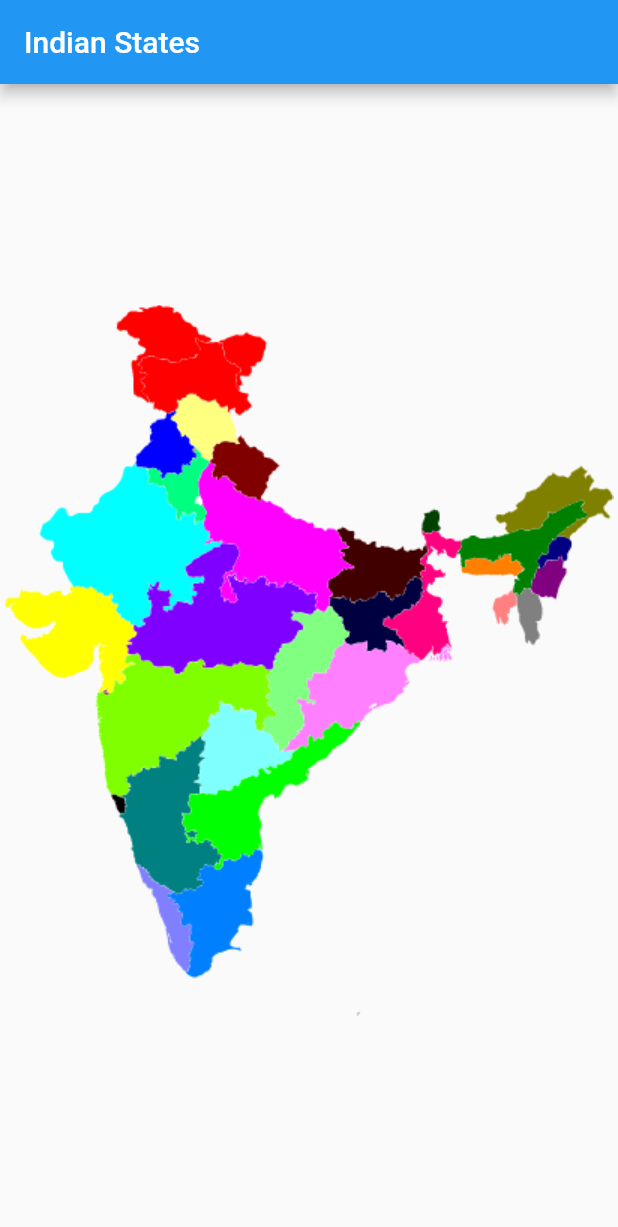
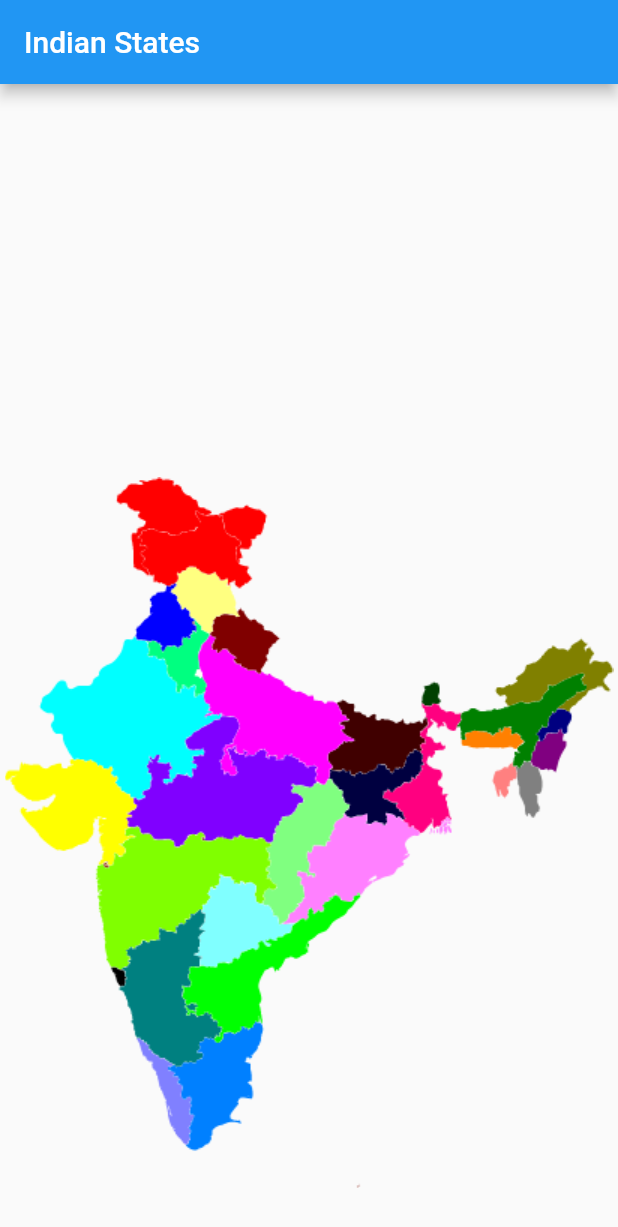
Before and after one commit to Divya0208/indian-states, a Flutter app: the screen it shows after launch, on a phone screen of 412 x 824 dp. Shown: the top 1227 px of the screen. Run offline on Flutter 3.47's test engine with Material 2 defaults, Android fonts, the phone set to English and light mode, and no system bars.

Commit message:
map fixed

```diff
--- a/lib/main.dart
+++ b/lib/main.dart
@@ -1,7 +1,7 @@
 import 'package:flutter/material.dart';
 import 'views/india_map.dart';
 import 'views/state_view.dart';
-import 'package:india_map/modals/states_data.dart';
+import 'package:india_map/models/states_data.dart';
 
 void main() {
   runApp(MyApp());
@@ -13,14 +13,10 @@ class MyApp extends StatelessWidget {
   Widget build(BuildContext context) {
     return MaterialApp(
       title: 'Flutter Demo',
-      theme: ThemeData(
-        primarySwatch: Colors.blue,
-        visualDensity: VisualDensity.adaptivePlatformDensity,
-      ),
+      theme: ThemeData(),
       initialRoute: IndiaMap.id ,
       routes: {
         IndiaMap.id: (context) => IndiaMap(),
-        StateView.id: (context) => StateView(state: IndianStates[0])
       },
     );
   }
--- a/lib/views/india_map.dart
+++ b/lib/views/india_map.dart
@@ -5,11 +5,10 @@ import 'package:flutter/material.dart';
 import 'package:flutter/rendering.dart';
 import 'package:image/image.dart' as img;
 import 'package:flutter/services.dart' show rootBundle;
-import 'package:india_map/views/state_view.dart';
-import 'package:india_map/modals/states_data.dart';
+import 'package:india_map/models/states_data.dart';
 
 class IndiaMap extends StatefulWidget {
-  static const id = 'mapOfIndia';
+  static const id = "mapOfIndia";
   @override
   _IndiaMapState createState() => _IndiaMapState();
 }
@@ -37,40 +36,97 @@ class _IndiaMapState extends State<IndiaMap> {
 
   @override
   Widget build(BuildContext context) {
+    double _width = 0.0;
+    double _height = 0.0;
+    final String title = useSnapshot ? "snapshot" : "basic";
+    Color prevSelectedColor;
     return Scaffold(
       appBar: AppBar(title: Text("Indian States")),
       body: StreamBuilder(
           initialData: Colors.green[500],
           stream: _stateController.stream,
           builder: (buildContext, snapshot) {
-            Color selectedColor = snapshot.data ?? Colors.white;
-
+            Color selectedColor = snapshot.data ?? Colors.green;
+            StateData selectedState;
+            if (prevSelectedColor != selectedColor) {
+              selectedState = IndianStates.singleWhere(
+                  (state) => state.colour == selectedColor,
+                  orElse: () => null);
+              prevSelectedColor = selectedColor;
+              if (selectedState != null) {
+                _width = 100.0;
+                _height = 100.0;
+              }
+            }
             return Column(
+              mainAxisAlignment: MainAxisAlignment.spaceBetween,
               children: <Widget>[
                 Expanded(
-                  child: RepaintBoundary(
+                  flex: 3,
+                  child: Row(
+                    children: <Widget>[
+                      Expanded(
+                        child: Column(
+                          mainAxisAlignment: MainAxisAlignment.spaceEvenly,
+                          children: <Widget>[
+                            Text(
+                                selectedState == null
+                                    ? ''
+                                    : '${selectedState.name}',
+                                textAlign: TextAlign.center,
+                                style: TextStyle(
+                                    color: Colors.black,
+                                    fontSize: 30.0,
+                                    decoration: TextDecoration.none)),
+                            SizedBox(height: 10.0),
+                            Text(
+                                selectedState == null
+                                    ? ''
+                                    : '${selectedState.capital}',
+                                textAlign: TextAlign.center,
+                                style: TextStyle(
+                                    color: Colors.black,
+                                    fontSize: 30.0,
+                                    decoration: TextDecoration.none)),
+                          ],
+                        ),
+                      ),
+                      Expanded(
+                        child: AnimatedContainer(
+                          width: _width,
+                          height: _height,
+                          decoration: BoxDecoration(
+                            color: Colors.red,
+                          ),
+                          duration: Duration(seconds: 1),
+                          curve: Curves.fastOutSlowIn,
+                        ),
+                      )
+                    ],
+                  ),
+                ),
+                Expanded(
+                  flex: 7,
+                  child: Stack(
+                    children: <Widget>[
+                      RepaintBoundary(
                         key: paintKey,
                         child: GestureDetector(
                           onTapUp: (details) {
+                            _width = 100.0;
+                            _height = 100.0;
                             searchPixel(details.globalPosition);
-                        StateData currentState = getState(selectedColor);
-                        if (currentState != null) {
-                          print(currentState.name);
-                          Navigator.push(
-                              context,
-                              MaterialPageRoute(
-                                  builder: (BuildContext context) =>
-                                      StateView(state: currentState)));
-                        }
                           },
                           child: Center(
                             child: Image.asset(
                               imagePath,
                               key: imageKey,
-                          fit: BoxFit.cover,
+                              fit: BoxFit.none,
                             ),
                           ),
                         ),
+                      ),
+                    ],
                   ),
                 ),
               ],
@@ -133,10 +189,3 @@ int abgrToArgb(int argbColor) {
   int b = argbColor & 0xFF;
   return (argbColor & 0xFF00FF00) | (b << 16) | r;
 }
-
-StateData getState(Color stateColor) {
-  StateData currentState = IndianStates.singleWhere(
-      (state) => state.colour == stateColor,
-      orElse: () => null);
-  return currentState;
-}
```
Also changed, not shown: lib/views/state_view.dart (deleted, +0 -79 lines), lib/models/states_data.dart (renamed from lib/modals/states_data.dart). Lines whose indentation alone changed are shown as unchanged.
